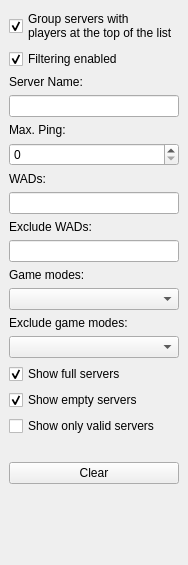
Above: src/core/gui/serverfilterdock.ui from Destroyerrrocket/doomseeker-unofficial before the change. Below: the same form after it.
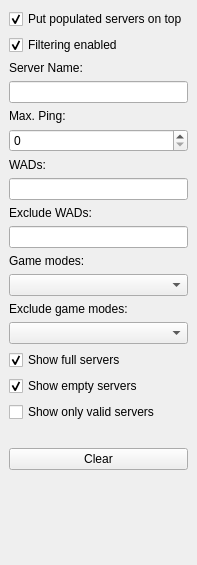
That is the form after the change. Custom widgets are drawn as their Qt base class.

Commit message: - "Group servers with players on top" checkbox now has a more concise label.

The edit to the form file:
```diff
--- a/src/core/gui/serverfilterdock.ui
+++ b/src/core/gui/serverfilterdock.ui
@@ -6,7 +6,7 @@
    <rect>
     <x>0</x>
     <y>0</y>
-    <width>175</width>
+    <width>181</width>
     <height>565</height>
    </rect>
   </property>
@@ -24,8 +24,7 @@
     <item>
      <widget class="QCheckBox" name="cbGroupServersWithPlayersAtTop">
       <property name="text">
-       <string>Group servers with
-players at the top of the list</string>
+       <string>Put populated servers on top</string>
       </property>
       <property name="checked">
        <bool>true</bool>
@@ -55,8 +54,8 @@
         <rect>
          <x>0</x>
          <y>0</y>
-         <width>157</width>
-         <height>466</height>
+         <width>163</width>
+         <height>479</height>
         </rect>
        </property>
        <layout class="QVBoxLayout" name="verticalLayout_3">
```
